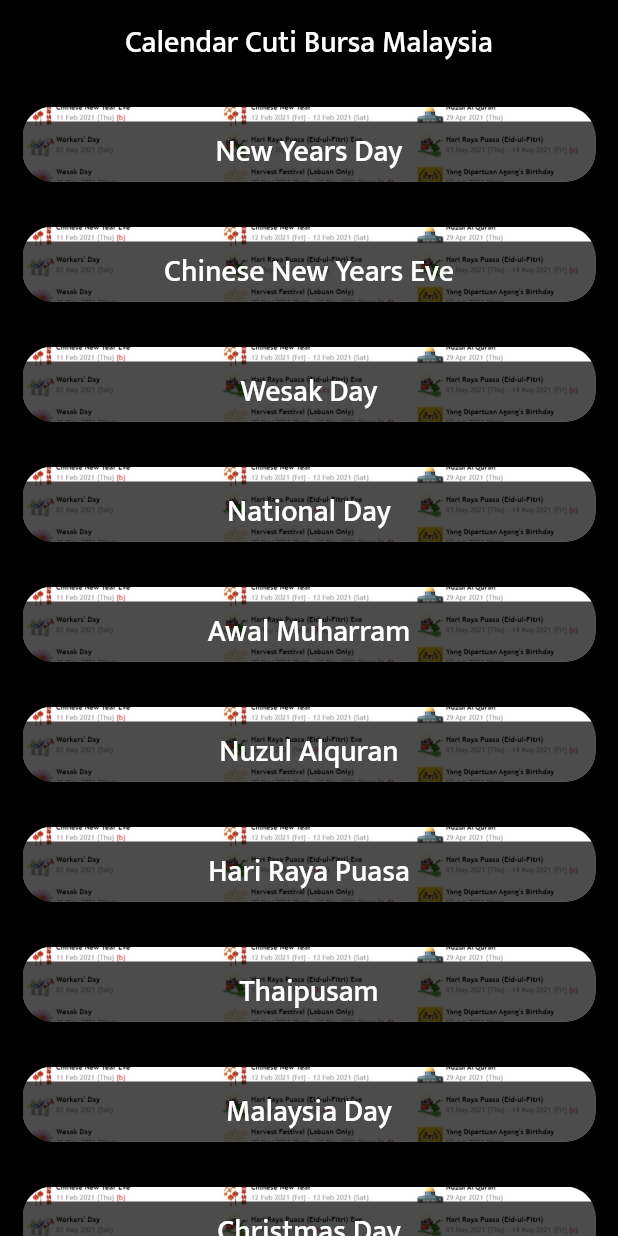
After one commit to harrsbyrnes/ecjflix, a Flutter app: the Calendar screen opened directly, on a phone screen of 412 x 824 dp. The commit adds this screen. Run offline on Flutter 3.47's test engine with Material 2 defaults, Android fonts, the phone set to English and light mode, and no system bars; drawn by our look-alikes of flutter_slidable; our stand-ins replace bubble_bottom_bar, carousel_slider, chewie, flutter_spinkit, fluttertoast, font_awesome_flutter and 5 more; missing offline and left inert: custom_switch; accounts and stored records are empty; network calls fail.

Commit message:
calendar bursa

```diff
--- /dev/null
+++ b/lib/pages/account/calendar.dart
@@ -0,0 +1,158 @@
+import 'package:flutter/material.dart';
+import 'package:flutter_slidable/flutter_slidable.dart';
+import 'package:font_awesome_flutter/font_awesome_flutter.dart';
+import 'package:page_transition/page_transition.dart';
+import 'package:vidflix/constant/constant.dart';
+import 'package:vidflix/functions/localizations.dart';
+import 'package:vidflix/pages/video_page/video_page.dart';
+
+class Calendar extends StatefulWidget {
+  @override
+  _CalendarState createState() => _CalendarState();
+}
+
+class _CalendarState extends State<Calendar> {
+  int calendartItem = 4;
+
+  final calendarItemList = [
+    {'title': 'New Years Day', 'image': 'assets/slider/5.jpeg'},
+    {'title': 'Chinese New Years Eve', 'image': 'assets/slider/5.jpeg'},
+    {'title': 'Wesak Day', 'image': 'assets/slider/5.jpeg'},
+    {'title': 'National Day', 'image': 'assets/slider/5.jpeg'},
+    {'title': 'Awal Muharram', 'image': 'assets/slider/5.jpeg'},
+    {'title': 'Nuzul Alquran', 'image': 'assets/slider/5.jpeg'},
+    {'title': 'Hari Raya Puasa', 'image': 'assets/slider/5.jpeg'},
+    {'title': 'Thaipusam', 'image': 'assets/slider/5.jpeg'},
+    {'title': 'Malaysia Day', 'image': 'assets/slider/5.jpeg'},
+    {'title': 'Christmas Day', 'image': 'assets/slider/5.jpeg'}
+  ];
+  @override
+  Widget build(BuildContext context) {
+    double width = MediaQuery.of(context).size.width;
+    return Scaffold(
+      backgroundColor: blackColor,
+      appBar: AppBar(
+        backgroundColor: blackColor,
+        elevation: 0.0,
+        automaticallyImplyLeading: false,
+        centerTitle: true,
+        title: Text(
+          'Calendar Cuti Bursa Malaysia',
+          // AppLocalizations.of(context)
+          //     .translate('watchLaterPage', 'watchLaterString'),
+          style: headingStyle,
+        ),
+      ),
+      body: (calendartItem == 0)
+          ? Center(
+              child: Column(
+                mainAxisAlignment: MainAxisAlignment.center,
+                crossAxisAlignment: CrossAxisAlignment.center,
+                children: <Widget>[
+                  Icon(
+                    FontAwesomeIcons.heartBroken,
+                    color: Colors.grey,
+                    size: 60.0,
+                  ),
+                  SizedBox(
+                    height: 20.0,
+                  ),
+                  Text(
+                    AppLocalizations.of(context).translate(
+                        'watchLaterPage', 'noItemInWatchLaterString'),
+                    style: TextStyle(
+                      color: Colors.grey,
+                      fontSize: 18.0,
+                      fontFamily: 'Signika Negative',
+                      fontWeight: FontWeight.w700,
+                    ),
+                  ),
+                ],
+              ),
+            )
+          : ListView.builder(
+              physics: BouncingScrollPhysics(),
+              itemCount: calendarItemList.length,
+              itemBuilder: (context, index) {
+                final item = calendarItemList[index];
+                return Slidable(
+                  actionPane: SlidableDrawerActionPane(),
+                  actionExtentRatio: 0.25,
+                  secondaryActions: <Widget>[
+                    Container(
+                      margin: EdgeInsets.only(
+                        top: 5.0,
+                        bottom: 5.0,
+                      ),
+                      child: IconSlideAction(
+                        caption: AppLocalizations.of(context)
+                            .translate('watchLaterPage', 'deleteString'),
+                        color: Colors.red,
+                        icon: Icons.delete,
+                        onTap: () {
+                          setState(() {
+                            calendarItemList.removeAt(index);
+                            calendartItem = calendartItem - 1;
+                          });
+
+                          // Then show a snackbar.
+                          ScaffoldMessenger.of(context).showSnackBar(SnackBar(
+                            content: Text(
+                                AppLocalizations.of(context).translate(
+                                    'watchLaterPage', 'itemRemovedString'),
+                                style: TextStyle(color: blackColor)),
+                            backgroundColor: whiteColor,
+                          ));
+                        },
+                      ),
+                    ),
+                  ],
+                  child: InkWell(
+                    onTap: () {
+                      Navigator.push(
+                          context,
+                          PageTransition(
+                              type: PageTransitionType.fade,
+                              child: VideoPage()));
+                    },
+                    child: Padding(
+                      padding: EdgeInsets.all(fixPadding),
+                      child: Container(
+                        width: width - 30.0,
+                        height: 50.0,
+                        decoration: BoxDecoration(
+                          borderRadius: BorderRadius.circular(20.0),
+                          image: DecorationImage(
+                              image: AssetImage(item['image']),
+                              fit: BoxFit.cover),
+                        ),
+                        child: Stack(
+                          children: <Widget>[
+                            Positioned(
+                              bottom: 0.0,
+                              child: Container(
+                                width: width - 30.0,
+                                height: 40.0,
+                                alignment: Alignment.center,
+                                decoration: BoxDecoration(
+                                  borderRadius: BorderRadius.vertical(
+                                      bottom: Radius.circular(20.0)),
+                                  color: Colors.black.withOpacity(0.7),
+                                ),
+                                child: Text(
+                                  item['title'],
+                                  style: headingStyle,
+                                ),
+                              ),
+                            )
+                          ],
+                        ),
+                      ),
+                    ),
+                  ),
+                );
+              },
+            ),
+    );
+  }
+}
```
Also changed, not shown: lib/pages/account/account.dart (+30 -2 lines), lib/pages/account/kalendar.dart (added, +133 -0 lines), lib/pages/account/table.dart (added, +88 -0 lines), assets/slider/5.jpeg (added).
